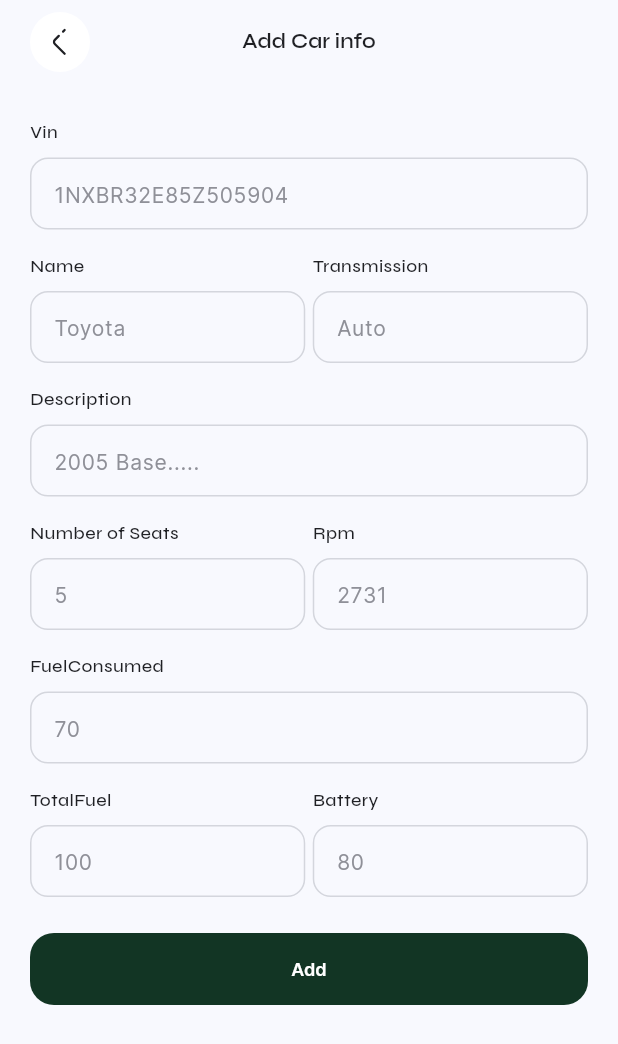
After one commit to Asrat001/igaraage, a Flutter app: the AddCarInfo screen opened by its route, on a phone screen of 412 x 824 dp. The commit adds this screen. Shown: the top 1044 px of the screen. Run offline on Flutter 3.47's test engine with Material 3 defaults, Android fonts, the phone set to English and light mode, and no system bars; our stand-ins replace camera, cloud_firestore, dartz, dash_chat_2, equatable, firebase_auth and 12 more; missing offline and left inert: firebase_app_check, flutter_blue_classic; accounts and stored records are empty.

```diff
--- /dev/null
+++ b/devtools_options.yaml
@@ -0,0 +1,3 @@
+description: This file stores settings for Dart & Flutter DevTools.
+documentation: https://docs.flutter.dev/tools/devtools/extensions#configure-extension-enablement-states
+extensions:
--- /dev/null
+++ b/lib/common/widgets/my_input_filed.dart
@@ -0,0 +1,33 @@
+import 'package:flutter/material.dart';
+import '../../core/config/theme/app_colors.dart';
+import '../../core/config/theme/app_text.dart';
+
+class MyInputFiled extends StatelessWidget {
+  const MyInputFiled({super.key, required this.label, required this.hintText, required this.textEditingController});
+final String label;
+final String hintText;
+final TextEditingController textEditingController;
+  @override
+  Widget build(BuildContext context) {
+    return Column(
+      crossAxisAlignment: CrossAxisAlignment.start,
+      children: [
+        Padding(
+          padding: const EdgeInsets.only(bottom: 8),
+          child: Text(
+            label,
+            style: AppText.headH5.copyWith(color: AppColors.headingText),
+          ),
+        ),
+        TextField(
+          controller: textEditingController,
+          decoration: InputDecoration(
+            hintText:hintText,
+          ).applyDefaults(
+            Theme.of(context).inputDecorationTheme,
+          ),
+        ),
+      ],
+    );
+  }
+}
--- a/lib/core/config/theme/app_colors.dart
+++ b/lib/core/config/theme/app_colors.dart
@@ -2,10 +2,10 @@ import 'package:flutter/material.dart';
 
 class AppColors {
   // Primary
-  static const primaryDarkest = Color(0xffFF9100);
-  static const primaryDark = Color(0xffFFA929);
-  static const primaryMedium = Color(0xffFFC170);
-  static const primaryLight = Color(0xffFFDFB5);
+  static const primaryDarkest = Color(0xff123524);
+  static const primaryDark = Color(0xff3E7B27);
+  static const primaryMedium = Color(0xff85A947);
+  static const primaryLight = Color(0xffC0EBA6);
   static const primaryLightest = Color(0xffFFF6EB);
 
   // Neutrals
--- /dev/null
+++ b/lib/data/datasources/vehicle_firebase_service.dart
@@ -0,0 +1,91 @@
+
+
+import 'package:cloud_firestore/cloud_firestore.dart';
+import 'package:dartz/dartz.dart';
+import 'package:firebase_auth/firebase_auth.dart';
+import 'package:garaage/data/models/vehicle/vehicle.dart';
+
+import '../../core/error/failures.dart';
+
+abstract class VehicleFirebaseService{
+  Future<Either> addVehicle(Vehicle vehicle);
+  Future<Either> getVehicle();
+}
+
+class VehicleFirebaseServiceImpl extends VehicleFirebaseService{
+  @override
+  Future<Either> addVehicle(Vehicle vehicle) async {
+    // TODO: implement addVehicle
+    final currentFireBaseUser = FirebaseAuth.instance.currentUser;
+     try{
+       // Save Vehicle data to Firestore
+       await FirebaseFirestore.instance.collection('Users').doc(currentFireBaseUser?.uid).collection("Vehicles").doc("${currentFireBaseUser?.uid}-${vehicle.name}").set(
+         {
+           'vin':vehicle.vin,
+           'status':vehicle.status,
+           'name': vehicle.name,
+           'description':vehicle.description,
+           'transmission': vehicle.transmission,
+           'numSeats': vehicle.numSeats,
+           'errors': vehicle.errors,
+           'fuelConsumed':vehicle.fuelConsumed,
+           'totalFuel':vehicle.totalFuel,
+           'speed':vehicle.speed,
+           'rpm':vehicle.rpm,
+           'battery':vehicle.battery,
+           'oil':vehicle.oil,
+           'coolantCurrent':vehicle.coolantCurrent,
+           'coolantDesired': vehicle.coolantCurrent,
+           'image':vehicle.image,
+           'errorCodes': vehicle.errorCodes
+         },
+       );
+       return const Right('Car Added successfully.');
+     } catch(e){
+       return Left(ServerFailure("error", e.toString()));
+     }
+  }
+
+  @override
+  Future<Either> getVehicle() async {
+    final currentFireBaseUser = FirebaseAuth.instance.currentUser;
+    try{
+      QuerySnapshot userVehicles = await FirebaseFirestore.instance
+          .collection('Users')
+          .doc(currentFireBaseUser?.uid)
+          .collection('Vehicles')
+          .get();
+      final userVehiclesData = userVehicles.docs.map((e) => e.data()).toList();
+      if (userVehiclesData.isNotEmpty) {
+        final vehicleData = userVehiclesData[0] as Map<String, dynamic>;
+        final userVehicle=Vehicle(
+            name: vehicleData['name'],
+            vin: vehicleData['vin'],
+            status: vehicleData['status'],
+            battery: vehicleData['battery'],
+            description: vehicleData['description'],
+            speed: vehicleData['speed'],
+            numSeats: vehicleData['numSeats'],
+            rpm: vehicleData['rpm'],
+            fuelConsumed: vehicleData['fuelConsumed'],
+            transmission: vehicleData['transmission'],
+            oil: vehicleData['oil'],
+            coolantCurrent: vehicleData['coolantCurrent'],
+            coolantDesired: vehicleData['coolantDesired'],
+            totalFuel: vehicleData['totalFuel'],
+            errors: vehicleData['errors'],
+            image: vehicleData['image'],
+            errorCodes:List<String>.from(vehicleData['errorCodes'] as List)
+        );
+
+        return Right(userVehicle);
+      }else{
+        return Left(null);
+      }
+    }catch(e){
+      return Left(ServerFailure("error",e.toString()));
+    }
+
+  }
+
+}
--- /dev/null
+++ b/lib/data/models/vehicle/vehicle.dart
@@ -0,0 +1,66 @@
+class Vehicle {
+  final String name;
+  final String vin;
+  final String status;
+  final String description;
+  final String transmission;
+  final String numSeats;
+  final String errors;
+  final String fuelConsumed;
+  final String totalFuel;
+  final String speed;
+  final String rpm;
+  final String battery;
+  final String oil;
+  final String coolantCurrent;
+  final String coolantDesired;
+  final String image;
+  final List<String> errorCodes;
+
+
+  Vehicle({
+    required this.name,
+    required this.vin,
+    required this.status,
+    required this.battery,
+    required this.description,
+    required this.speed,
+    required this.numSeats,
+    required this.rpm,
+    required this.fuelConsumed,
+    required this.transmission,
+    required this.oil,
+    required this.coolantCurrent,
+    required this.coolantDesired,
+    required this.totalFuel,
+    required this.errors,
+    required this.image,
+    required this.errorCodes,
+  });
+
+
+  factory Vehicle.fromMap(Map<String,dynamic> map){
+    return Vehicle(
+      name: map['name'] as String,
+      vin: map['vin'] as String,
+      status: map['status'] as String,
+      battery: map['battery'] as String,
+      description: map['description'] as String,
+      speed: map['speed'] as String,
+      numSeats: map['numSeats'] as String,
+      rpm: map['rpm'] as String,
+      fuelConsumed: map['fuelConsumed'] as String,
+      transmission: map['transmission'] as String,
+      oil: map['oil'] as String,
+      coolantCurrent: map['coolantCurrent'] as String,
+      coolantDesired: map['coolantDesired'] as String,
+      totalFuel: map['totalFuel'] as String,
+      errors: map['errors'] as String,
+      image: map['image'] as String,
+      errorCodes: List<String>.from(map['errorCodes'] as List),
+    );
+  }
+
+
+
+}
--- /dev/null
+++ b/lib/domain/repositories/vehicle.dart
@@ -0,0 +1,9 @@
+
+
+import 'package:dartz/dartz.dart';
+import 'package:garaage/data/models/vehicle/vehicle.dart';
+
+abstract class VehicleRepository{
+Future<Either>addVehicle(Vehicle vehicle) ;
+Future<Either>getVehicle();
+}
--- /dev/null
+++ b/lib/domain/usecases/vehicle/get_vehicle.dart
@@ -0,0 +1,13 @@
+
+import 'package:dartz/dartz.dart';
+
+import '../../../core/usecase/usecase.dart';
+import '../../../service_locator.dart';
+import '../../repositories/vehicle.dart';
+
+class GetVehicleUseCase implements UseCase<Either, void> {
+  @override
+  Future<Either> call({void params}) async {
+    return sl<VehicleRepository>().getVehicle();
+  }
+}
--- /dev/null
+++ b/lib/domain/usecases/vehicle/vehicle.dart
@@ -0,0 +1,14 @@
+
+import 'package:dartz/dartz.dart';
+import 'package:garaage/core/usecase/usecase.dart';
+import 'package:garaage/data/models/vehicle/vehicle.dart';
+import 'package:garaage/domain/repositories/vehicle.dart';
+import '../../../service_locator.dart';
+
+
+class AddVehicleUseCase implements UseCase<Either, Vehicle> {
+  @override
+  Future<Either> call({Vehicle? params}) async {
+    return sl<VehicleRepository>().addVehicle(params!);
+  }
+}
--- /dev/null
+++ b/lib/presentation/add_car_info/pages/add_car_info.dart
@@ -0,0 +1,119 @@
+import 'package:flutter/material.dart';
+import 'package:garaage/common/widgets/my_app_bar.dart';
+import 'package:garaage/common/widgets/my_button.dart';
+import 'package:garaage/common/widgets/my_input_filed.dart';
+import 'package:garaage/data/models/vehicle/vehicle.dart';
+import 'package:garaage/domain/usecases/vehicle/get_vehicle.dart';
+import 'package:garaage/domain/usecases/vehicle/vehicle.dart';
+import '../../../core/config/theme/app_colors.dart';
+import '../../../core/config/theme/app_text.dart';
+import '../../../core/error/error_handler.dart';
+import '../../../service_locator.dart';
+import '../../navigation/pages/navigation.dart';
+
+class AddCarInfo extends StatelessWidget {
+  static String routeName = '/add_info';
+  AddCarInfo({super.key});
+
+  final TextEditingController vinController = TextEditingController();
+  final TextEditingController statusController = TextEditingController();
+  final TextEditingController nameController = TextEditingController();
+  final TextEditingController descriptionController = TextEditingController();
+  final TextEditingController transmissionController = TextEditingController();
+  final TextEditingController numSeatsController = TextEditingController();
+  final TextEditingController fuelConsumedController = TextEditingController();
+  final TextEditingController totalFuelController = TextEditingController();
+  final TextEditingController rpmController = TextEditingController();
+  final TextEditingController batteryController = TextEditingController();
+
+
+
+
+
+  @override
+  Widget build(BuildContext context) {
+    return Scaffold(
+      appBar:MyAppBar(
+        leading: true,
+        title: Text("Add Car info",
+          style: AppText.pageTitleText.copyWith(color: AppColors.headingText),
+        ),
+
+      ),
+      body:SingleChildScrollView(
+        padding:const EdgeInsets.symmetric(horizontal: 20),
+        child:Column(
+          children: [
+            SizedBox(height: 24,),
+            MyInputFiled(label: "Vin",hintText: "1NXBR32E85Z505904",textEditingController: vinController,),
+            const SizedBox(height: 16,),
+            Row(
+              children: [
+                Expanded(child: MyInputFiled(label: "Name",hintText: "Toyota",textEditingController: nameController,)),
+                const SizedBox(width: 5,),
+                Expanded(child: MyInputFiled(label: "Transmission",hintText: "Auto",textEditingController: transmissionController,)),
+              ],
+            ),
+            const SizedBox(height: 16,),
+            MyInputFiled(label: "Description",hintText: "2005 Base.....",textEditingController: descriptionController,),
+            const SizedBox(height: 16,),
+            Row(
+              children: [
+                Expanded(child: MyInputFiled(label: "Number of Seats",hintText: "5",textEditingController: numSeatsController,)),
+                const SizedBox(width: 5,),
+                Expanded(child: MyInputFiled(label: "Rpm",hintText: "2731",textEditingController: rpmController,)),
+              ],
+            ),
+            const SizedBox(height: 16,),
+            MyInputFiled(label: "FuelConsumed",hintText: "70",textEditingController: fuelConsumedController,),
+            const SizedBox(height: 16,),
+            Row(
+              children: [
+                Expanded(child: MyInputFiled(label: "TotalFuel",hintText: "100",textEditingController: totalFuelController,)),
+                const SizedBox(width: 5,),
+                Expanded(child: MyInputFiled(label: "Battery",hintText: "80",textEditingController: batteryController,)),
+              ],
+            ),
+            const SizedBox(height: 24,),
+            MyButton(type: "primary", text: "Add",onPressed: () async{
+               var result= await sl<AddVehicleUseCase>().call(
+                 params: Vehicle(
+                     name: nameController.text.toString(),
+                     vin: vinController.text.toString(),
+                     status: "connected",
+                     battery: batteryController.text.toString(),
+                     description: descriptionController.text.toString(),
+                     speed: '20',
+                     numSeats: numSeatsController.text.toString(),
+                     rpm: rpmController.text.toString(),
+                     fuelConsumed: fuelConsumedController.text.toString(),
+                     transmission: transmissionController.text.toString(),
+                     oil: "100",
+                     coolantCurrent: "90",
+                     coolantDesired: "100",
+                     totalFuel: totalFuelController.text.toString(),
+                     errors: "3",
+                     image: "",
+                     errorCodes: [" ",""]
+                 )
+               );
+               result.fold(
+                     (l) => ErrorHandler.handleError(context, l),
+                     (r) async {
+                    print("herere");
+                    Navigator.of(context).pushNamedAndRemoveUntil(
+                      NavigationPage.routeName,
+                          (route) => false,
+                    );
+
+                 },
+               );
+            },)
+
+          ],
+        ),
+      ),
+    );
+  }
+
+}
--- a/lib/presentation/auth/pages/sign_in.dart
+++ b/lib/presentation/auth/pages/sign_in.dart
@@ -73,7 +73,6 @@ class SignInPage extends StatelessWidget {
                       (l) => ErrorHandler.handleError(context, l),
                       (r) async {
                         context.read<AuthCubit>().setCredentials(_email.text, _password.text);
-
                         var hasCarResult = await sl<CheckUserHasCarsUseCase>().call();
                         hasCarResult.fold(
                           (hasCars) {
--- /dev/null
+++ b/lib/presentation/connect/bloc/vehicle_state.dart
@@ -0,0 +1,8 @@
+import 'package:garaage/data/models/vehicle/vehicle.dart';
+
+class VehicleState{
+  final isLoading;
+  final Vehicle? vehicle;
+  final String errorMsg;
+  VehicleState({required this.isLoading, required this.vehicle,required this.errorMsg});
+}
--- a/lib/presentation/onboarding/pages/onboarding.dart
+++ b/lib/presentation/onboarding/pages/onboarding.dart
@@ -38,11 +38,7 @@ class _OnboardingPageState extends State<OnboardingPage> {
       'description':
           'Confused about a diagnostic report? Our AI chatbot is ready to answer your questions, making car care less complicated.',
     },
-    {
-      'title': 'Identify & Learn with AR',
-      'description':
-          'Use Augmented Reality to identify your car\'s model and discover the names of different parts just by pointing your camera.',
-    },
+
   ];
 
   @override
--- a/lib/routes.dart
+++ b/lib/routes.dart
@@ -1,4 +1,5 @@
 import 'package:flutter/material.dart';
+import 'package:garaage/presentation/add_car_info/pages/add_car_info.dart';
 
 import 'presentation/ar_identify/pages/ar_identify.dart';
 import 'presentation/auth/pages/register.dart';
@@ -14,6 +15,7 @@ final Map<String, WidgetBuilder> routes = {
   SignInPage.routeName: (context) => SignInPage(),
   RegisterPage.routeName: (context) => RegisterPage(),
   ConnectPage.routeName: (context) => const ConnectPage(),
+  AddCarInfo.routeName:(context)=> AddCarInfo(),
   NavigationPage.routeName: (context) => const NavigationPage(),
   ProfilePage.routeName: (context) => const ProfilePage(),
   ARIdentifyPage.routeName: (context) => const ARIdentifyPage(),
```
Also changed, not shown: lib/data/repositories/vehicle_repository_impl.dart (added, +21 -0 lines), lib/presentation/connect/bloc/vehicle_cubit.dart (+28 -43 lines), lib/presentation/connect/pages/connect.dart (+7 -6 lines), lib/presentation/home/pages/home.dart (+31 -35 lines), lib/presentation/home/widgets/vehicle_card.dart (+4 -4 lines), lib/service_locator.dart (+11 -0 lines).
